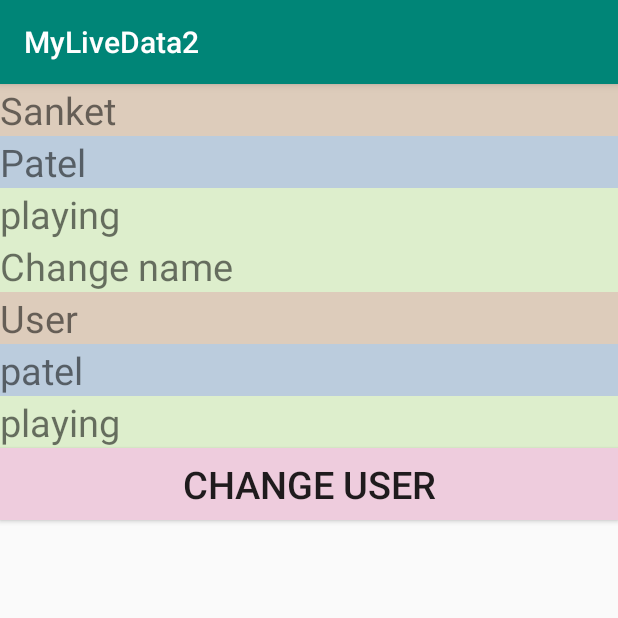
After one commit to SanketPatelHere/MyLiveData2, an Android app: the DataBinding screen opened directly, with no data from a screen before it, on a phone screen of 412 x 824 dp, the top half of it. The commit adds this screen. Run offline under Robolectric (Android 15) with nearby library versions, the phone set to English and light mode, and no system bars; our stand-ins replace data binding.

Commit message:
data binding

```diff
--- a/app/build.gradle
+++ b/app/build.gradle
@@ -10,6 +10,9 @@ android {
         versionCode 1
         versionName "1.0"
         testInstrumentationRunner "android.support.test.runner.AndroidJUnitRunner"
+    }
+    dataBinding {
+        enabled true
     }
     buildTypes {
         release {
--- a/app/src/main/AndroidManifest.xml
+++ b/app/src/main/AndroidManifest.xml
@@ -16,8 +16,10 @@
         android:roundIcon="@mipmap/ic_launcher_round"
         android:supportsRtl="true"
         android:theme="@style/AppTheme">
-        <activity android:name=".Slider"
-            android:configChanges="orientation|keyboardHidden"></activity>
+        <activity android:name=".DataBinding"></activity>
+        <activity
+            android:name=".Slider"
+            android:configChanges="orientation|keyboardHidden" />
         <activity android:name=".ImageChange" />
         <activity android:name=".MyActivity" />
         <activity android:name=".MainActivity">
--- /dev/null
+++ b/app/src/main/java/com/example/mylivedata2/DataBinding.java
@@ -0,0 +1,70 @@
+package com.example.mylivedata2;
+import android.arch.lifecycle.MutableLiveData;
+import android.arch.lifecycle.ViewModelProviders;
+import android.databinding.DataBindingUtil;
+import android.support.v7.app.AppCompatActivity;
+import android.os.Bundle;
+import android.view.View;
+import android.widget.TextView;
+import android.widget.Toast;
+
+import com.example.mylivedata2.databinding.ActivityDataBindingBinding;
+
+public class DataBinding extends AppCompatActivity {
+    ActivityDataBindingBinding binding;
+    int i = 1;
+    @Override
+    protected void onCreate(Bundle savedInstanceState) {
+        super.onCreate(savedInstanceState);
+        setContentView(R.layout.activity_data_binding);
+
+        binding = DataBindingUtil.setContentView(this, R.layout.activity_data_binding);
+        //PlainActivityBinding binding = DataBindingUtil.setContentView(this, R.layout.activity_data_binding);
+        binding.setName("Sanket");
+        binding.setLastName("Patel");
+
+        //binding.plainName = "Sanket";  //not right
+        //binding.plainName.setText("New name");  //not working
+        //binding.plainName.setText(new MutableLiveData());  //not working
+        MyPresenter myPresenter = new MyPresenter();
+        Person p = new Person("abc","patel","playing");
+        binding.setPerson(p);
+
+        //for click event
+        binding.setHandlers(myPresenter);
+
+
+
+
+        //using livedata
+        PersonViewModel pvModel = ViewModelProviders.of(this).get(PersonViewModel.class);
+        binding.setViewModel(pvModel);  //User, patel, playing
+
+        binding.setLifecycleOwner(this);  //for binding livedata scope = for this activity
+
+    }
+
+    public class MyPresenter
+    {
+        public void onSaveClick(Person p)
+        {
+            Toast.makeText(DataBinding.this, "clicked onSaveClick()", Toast.LENGTH_SHORT).show();
+        }
+        public void onButtonClicked(View view)
+        {
+
+            Toast.makeText(DataBinding.this, "clicked onButtonClicked()", Toast.LENGTH_SHORT).show();
+            if(i==1)
+            {
+                binding.setLastName("New Lastname");
+                i=0;
+            }
+            else if(i==0)
+            {
+                binding.setLastName("Patel");
+                i=1;
+            }
+        }
+    }
+
+}
--- a/app/src/main/java/com/example/mylivedata2/ImageAdapter.java
+++ b/app/src/main/java/com/example/mylivedata2/ImageAdapter.java
@@ -12,7 +12,7 @@ public class ImageAdapter extends PagerAdapter {
     Context context;
     private int sliderImageId[] = new int[]
             {
-              R.drawable.a0, R.drawable.a1, R.drawable.a2, R.drawable.a3, R.drawable.a4,
+              R.drawable.a0, R.drawable.a1, R.drawable.a2, R.drawable.a3, R.drawable.a4, R.drawable.a5,
             };
     public ImageAdapter(Context c)
     {
--- /dev/null
+++ b/app/src/main/java/com/example/mylivedata2/Person.java
@@ -0,0 +1,37 @@
+package com.example.mylivedata2;
+
+public class Person {
+    private String name, lastname, hobby;
+    public Person()
+    {
+    }
+    public Person(String name, String lastname, String hobby) {
+        this.name = name;
+        this.lastname = lastname;
+        this.hobby = hobby;
+    }
+
+    public String getName() {
+        return name;
+    }
+
+    public void setName(String name) {
+        this.name = name;
+    }
+
+    public String getLastname() {
+        return lastname;
+    }
+
+    public void setLastname(String lastname) {
+        this.lastname = lastname;
+    }
+
+    public String getHobby() {
+        return hobby;
+    }
+
+    public void setHobby(String hobby) {
+        this.hobby = hobby;
+    }
+}
--- /dev/null
+++ b/app/src/main/java/com/example/mylivedata2/PersonViewModel.java
@@ -0,0 +1,34 @@
+package com.example.mylivedata2;
+import android.arch.lifecycle.MutableLiveData;
+import android.arch.lifecycle.ViewModel;
+public class PersonViewModel extends ViewModel {
+    public MutableLiveData<Person> userMutableLiveData = new MutableLiveData<>();
+    private Person p;
+    int i=1;
+    public PersonViewModel() {
+        p = new Person("User", "patel", "playing");
+        userMutableLiveData.setValue(p);
+    }
+
+    public void changeUserName() {
+        p.setName("Name is Changed");
+    }
+
+    public void changeUser() {
+        if(i==1)
+        {
+            p = new Person("New User1", "sanket patel", "playing, sleeping");
+            // Without setting new value UI is not updated and observe is not called
+            userMutableLiveData.setValue(p);
+            i=0;
+        }
+        else if(i==0)
+        {
+            p = new Person("New User2", "sanket ramani", "playing, chess");
+            // Without setting new value UI is not updated and observe is not called
+            userMutableLiveData.setValue(p);
+            i=1;
+        }
+
+    }
+}
--- /dev/null
+++ b/app/src/main/res/layout/activity_data_binding.xml
@@ -0,0 +1,103 @@
+<?xml version="1.0" encoding="utf-8"?>
+<layout xmlns:android="http://schemas.android.com/apk/res/android"
+    xmlns:app="http://schemas.android.com/apk/res-auto"
+    xmlns:tools="http://schemas.android.com/tools">
+
+    <data>
+
+        <variable name="name" type="String"/>
+        <variable name="lastName" type="String" android:onClick="@{()->lastName.onLike()}"/>
+
+        <variable
+            name="person"
+            type="com.example.mylivedata2.Person" />
+        <variable
+            name="handlers"
+            type="com.example.mylivedata2.DataBinding.MyPresenter" />
+
+
+        <variable
+            name="viewModel"
+            type="com.example.mylivedata2.PersonViewModel" />
+    </data>
+
+    <LinearLayout
+        android:layout_width="match_parent"
+        android:layout_height="match_parent"
+        tools:context=".DataBinding"
+        android:orientation="vertical">
+        <TextView
+            android:id="@+id/plain_name"
+            android:layout_width="match_parent"
+            android:layout_height="wrap_content"
+            android:text="@{name}"
+            android:textSize="25sp"
+            android:background="#ddccbb"/>
+
+        <TextView
+            android:id="@+id/plain_lastname"
+            android:layout_width="match_parent"
+            android:layout_height="wrap_content"
+            android:text="@{lastName}"
+            android:textSize="25sp"
+            android:background="#bbccdd"/>
+
+        <TextView
+            android:id="@+id/plain_hobby"
+            android:layout_width="match_parent"
+            android:layout_height="wrap_content"
+            android:text="@{person.hobby}"
+            android:textSize="25sp"
+            android:background="#ddeecc"
+            android:onClick="@{() -> handlers.onSaveClick(person)}"/>
+
+        <TextView
+            android:id="@+id/plain_education"
+            android:layout_width="match_parent"
+            android:layout_height="wrap_content"
+            android:text="Change name"
+            android:textSize="25sp"
+            android:background="#ddeecc"
+            android:onClick="@{handlers::onButtonClicked}"/>
+
+
+
+
+
+
+
+        <TextView
+            android:id="@+id/tvname"
+            android:layout_width="match_parent"
+            android:layout_height="wrap_content"
+            android:text="@{viewModel.userMutableLiveData.name}"
+            android:textSize="25sp"
+            android:background="#ddccbb"/>
+
+        <TextView
+            android:id="@+id/tvlastname"
+            android:layout_width="match_parent"
+            android:layout_height="wrap_content"
+            android:text="@{viewModel.userMutableLiveData.lastname}"
+            android:textSize="25sp"
+            android:background="#bbccdd"/>
+
+        <TextView
+            android:id="@+id/tvhobby"
+            android:layout_width="match_parent"
+            android:layout_height="wrap_content"
+            android:text="@{viewModel.userMutableLiveData.hobby}"
+            android:textSize="25sp"
+            android:background="#ddeecc"
+            android:onClick="@{() -> handlers.onSaveClick(person)}"/>
+        <Button
+            android:id="@+id/btnChangeUser"
+            android:layout_width="match_parent"
+            android:layout_height="wrap_content"
+            android:text="Change User"
+            android:textSize="25sp"
+            android:background="#eeccdd"
+            android:onClick="@{() -> viewModel.changeUser()}"/>
+
+    </LinearLayout>
+</layout>
```
Also changed, not shown: app/src/main/java/com/example/mylivedata2/MainActivity.java (+9 -1 lines), app/src/main/java/com/example/mylivedata2/Slider.java (+7 -12 lines), app/src/main/res/layout/activity_main.xml (+7 -0 lines), app/src/main/res/layout/activity_slider.xml (+1 -13 lines).
